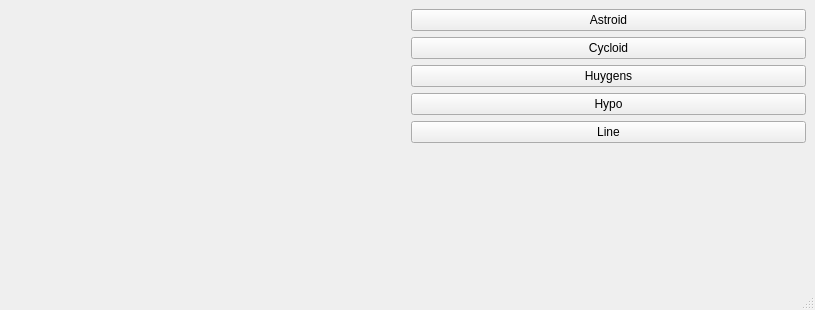
KevinDyke/QtCurvesCpp, file mainwindow.ui: the form before one commit.
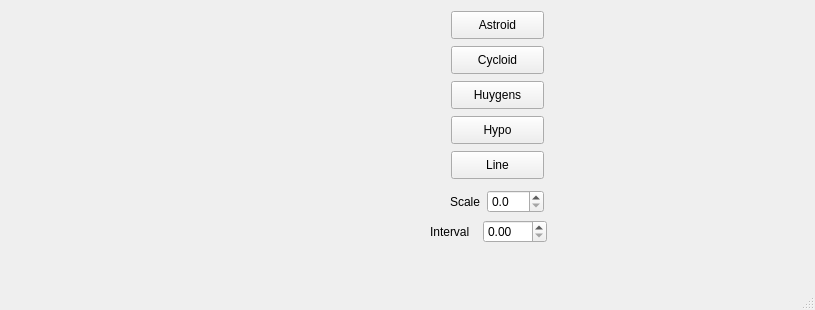
The form after the commit. Custom widgets are drawn as their Qt base class.

Commit message: Added spinboxes for scale and interval length

The edit to the form file:
```diff
--- a/mainwindow.ui
+++ b/mainwindow.ui
@@ -14,67 +14,139 @@
    <string>MainWindow</string>
   </property>
   <widget class="QWidget" name="centralwidget">
-   <layout class="QGridLayout" name="gridLayout">
-    <item row="0" column="0">
+   <widget class="RenderArea" name="renderArea" native="true">
+    <property name="geometry">
+     <rect>
+      <x>41</x>
+      <y>20</y>
+      <width>341</width>
+      <height>217</height>
+     </rect>
+    </property>
+   </widget>
+   <widget class="QPushButton" name="btnLine">
+    <property name="geometry">
+     <rect>
+      <x>451</x>
+      <y>151</y>
+      <width>93</width>
+      <height>28</height>
+     </rect>
+    </property>
+    <property name="text">
+     <string>Line</string>
+    </property>
+   </widget>
+   <widget class="QPushButton" name="btnCycloid">
+    <property name="geometry">
+     <rect>
+      <x>451</x>
+      <y>46</y>
+      <width>93</width>
+      <height>28</height>
+     </rect>
+    </property>
+    <property name="text">
+     <string>Cycloid</string>
+    </property>
+   </widget>
+   <widget class="QWidget" name="">
+    <property name="geometry">
+     <rect>
+      <x>450</x>
+      <y>190</y>
+      <width>94</width>
+      <height>24</height>
+     </rect>
+    </property>
      <layout class="QHBoxLayout" name="horizontalLayout">
       <item>
-       <widget class="RenderArea" name="renderArea" native="true"/>
+      <widget class="QLabel" name="labelScale">
+       <property name="text">
+        <string>Scale</string>
+       </property>
+      </widget>
       </item>
       <item>
-       <layout class="QVBoxLayout" name="verticalLayout">
-        <item>
+      <widget class="QDoubleSpinBox" name="spinScale">
+       <property name="decimals">
+        <number>1</number>
+       </property>
+       <property name="singleStep">
+        <double>0.100000000000000</double>
+       </property>
+      </widget>
+     </item>
+    </layout>
+   </widget>
+   <widget class="QPushButton" name="btnHypo">
+    <property name="geometry">
+     <rect>
+      <x>451</x>
+      <y>116</y>
+      <width>93</width>
+      <height>28</height>
+     </rect>
+    </property>
+    <property name="text">
+     <string>Hypo</string>
+    </property>
+   </widget>
          <widget class="QPushButton" name="btnAstroid">
+    <property name="geometry">
+     <rect>
+      <x>451</x>
+      <y>11</y>
+      <width>93</width>
+      <height>28</height>
+     </rect>
+    </property>
           <property name="text">
            <string>Astroid</string>
           </property>
          </widget>
-        </item>
-        <item>
-         <widget class="QPushButton" name="btnCycloid">
-          <property name="text">
-           <string>Cycloid</string>
-          </property>
-         </widget>
-        </item>
-        <item>
          <widget class="QPushButton" name="btnHuygens">
+    <property name="geometry">
+     <rect>
+      <x>451</x>
+      <y>81</y>
+      <width>93</width>
+      <height>28</height>
+     </rect>
+    </property>
           <property name="text">
            <string>Huygens</string>
           </property>
          </widget>
-        </item>
-        <item>
-         <widget class="QPushButton" name="btnHypo">
-          <property name="text">
-           <string>Hypo</string>
-          </property>
-         </widget>
-        </item>
+   <widget class="QWidget" name="">
+    <property name="geometry">
+     <rect>
+      <x>430</x>
+      <y>220</y>
+      <width>117</width>
+      <height>24</height>
+     </rect>
+    </property>
+    <layout class="QHBoxLayout" name="horizontalLayout_2">
         <item>
-         <widget class="QPushButton" name="btnLine">
+      <widget class="QLabel" name="labelInterval">
           <property name="text">
-           <string>Line</string>
+        <string>Interval </string>
           </property>
          </widget>
         </item>
         <item>
-         <spacer name="verticalSpacer">
-          <property name="orientation">
-           <enum>Qt::Vertical</enum>
-          </property>
-          <property name="sizeHint" stdset="0">
-           <size>
-            <width>20</width>
-            <height>40</height>
-           </size>
-          </property>
-         </spacer>
-        </item>
-       </layout>
-      </item>
-     </layout>
-    </item>
-   </layout>
+      <widget class="QDoubleSpinBox" name="spinInterval">
+       <property name="maximum">
+        <double>100.000000000000000</double>
+       </property>
+       <property name="singleStep">
+        <double>0.100000000000000</double>
+       </property>
+      </widget>
+     </item>
+    </layout>
+   </widget>
   </widget>
   <widget class="QStatusBar" name="statusbar"/>
  </widget>
```
Lines whose indentation alone changed are shown as unchanged. The commit also changes 3 other files.
